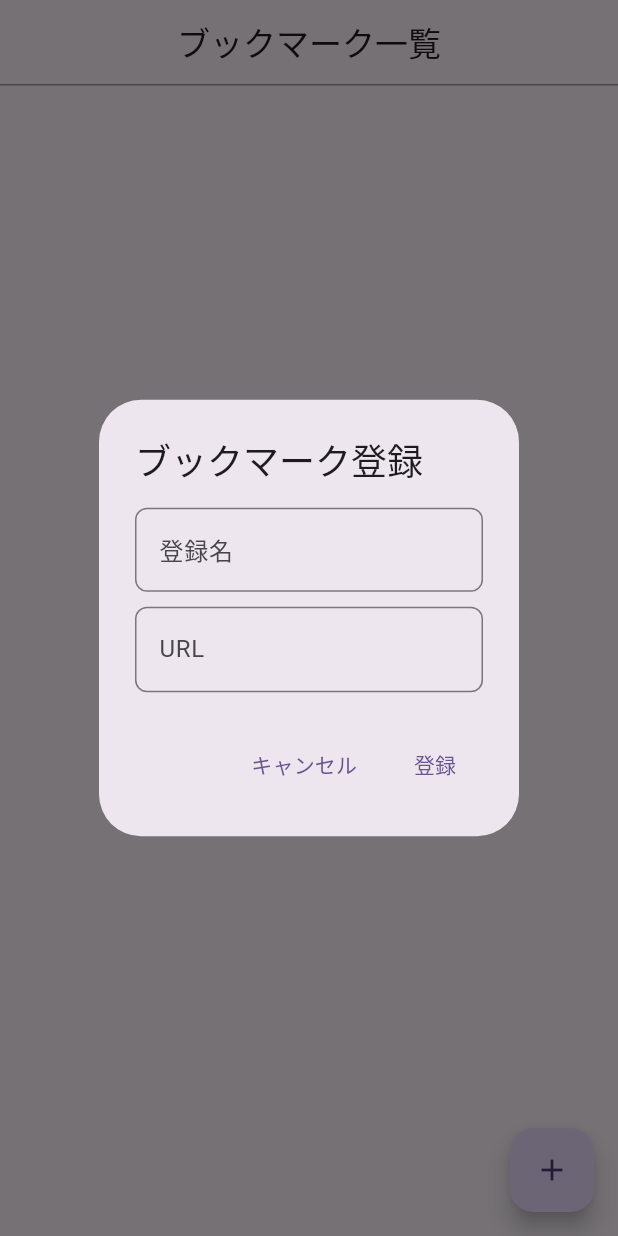
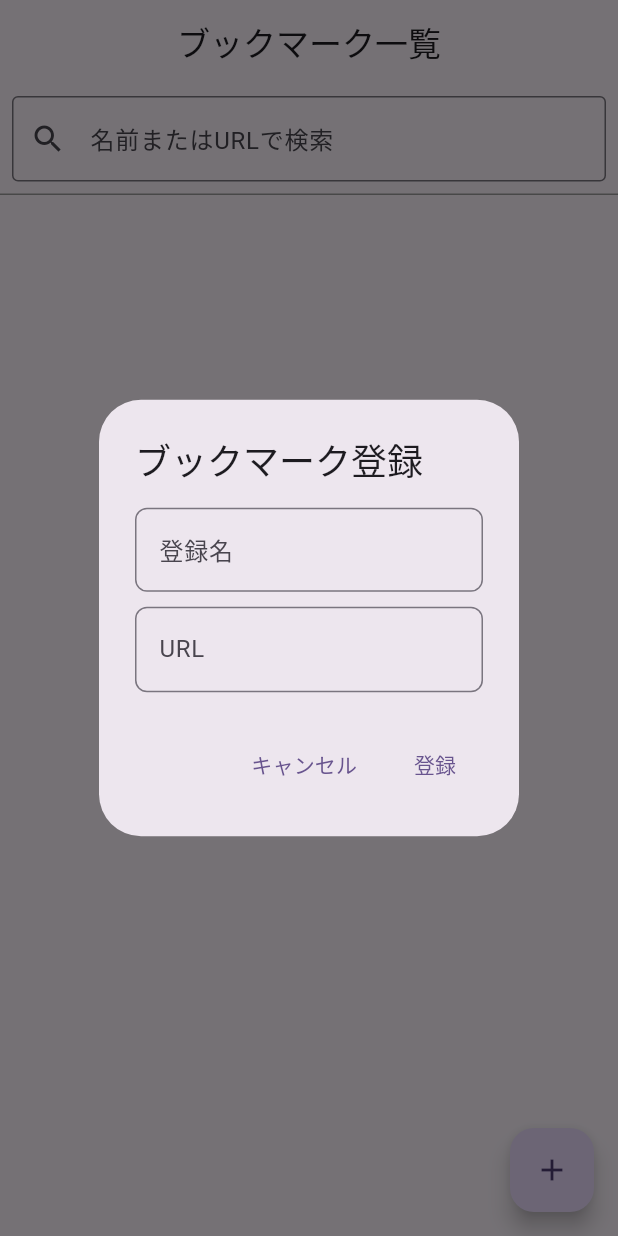
Before and after one commit to NS-kyamanaka/BrowserApp, a Flutter app: the screen it shows after launch, after a tap on the "add" icon, on a phone screen of 412 x 824 dp. Run offline on Flutter 3.47's test engine with Material 3 defaults, Android fonts, the phone set to English and light mode, and no system bars; our stand-ins replace flutter_riverpod, sqflite, webview_flutter; accounts and stored records are empty.

Commit message:
検索の実装

```diff
--- a/lib/providers/bookmark_notifier.dart
+++ b/lib/providers/bookmark_notifier.dart
@@ -39,3 +39,23 @@ final bookmarkListProvider =
       final repository = ref.watch(bookmarkRepositoryProvider);
       return BookmarkNotifier(repository);
     });
+
+final searchQueryProvider = StateProvider<String>((ref) => '');
+
+final filteredBookmarkListProvider = Provider<List<Bookmark>>((ref) {
+  final allBookmarks = ref.watch(bookmarkListProvider);
+  final query = ref.watch(searchQueryProvider).toLowerCase();
+
+  if (query.isEmpty) {
+
+    return allBookmarks;
+  } else {
+
+    return allBookmarks.where((bookmark) {
+      final name = bookmark.name.toLowerCase();
+      final url = bookmark.url.toLowerCase();
+
+      return name.contains(query) || url.contains(query);
+    }).toList();
+  }
+});
--- a/lib/screens/bookmark_list_screen.dart
+++ b/lib/screens/bookmark_list_screen.dart
@@ -4,6 +4,7 @@ import 'package:flutter_riverpod/flutter_riverpod.dart';
 import 'package:browser_app/widgets/bookmark_tile.dart';
 import 'package:browser_app/widgets/register_dialog.dart';
 import 'package:browser_app/data/models/bookmark.dart';
+import 'package:browser_app/widgets/search_input_field.dart';
 
 class BookmarkListScreen extends ConsumerWidget {
   const BookmarkListScreen({super.key});
@@ -26,11 +27,17 @@ class BookmarkListScreen extends ConsumerWidget {
 
   @override
   Widget build(BuildContext context, WidgetRef ref) {
-    final bookmarks = ref.watch(bookmarkListProvider);
+    final bookmarks = ref.watch(filteredBookmarkListProvider);
 
     return Scaffold(
       appBar: AppBar(centerTitle: true, title: const Text('ブックマーク一覧')),
-      body: Container(
+
+      body: Column(
+        children: [
+          const SearchInputField(),
+
+          Expanded(
+            child: Container(
               decoration: BoxDecoration(
                 border: Border(top: BorderSide(color: Colors.grey)),
               ),
@@ -43,12 +50,12 @@ class BookmarkListScreen extends ConsumerWidget {
                     key: ValueKey(currentBookmark.id),
                     direction: DismissDirection.endToStart,
                     onDismissed: (direction) {
-                ref.read(bookmarkListProvider.notifier).removeBookmark(currentBookmark.id!);
+                      ref
+                          .read(bookmarkListProvider.notifier)
+                          .removeBookmark(currentBookmark.id!);
                     },
                     background: Container(
-                padding: EdgeInsets.only(
-                  right: 10,
-                ),
+                      padding: EdgeInsets.only(right: 10),
                       color: Colors.red,
                       alignment: AlignmentDirectional.centerEnd,
                       child: Icon(Icons.delete, color: Colors.white),
@@ -58,6 +65,9 @@ class BookmarkListScreen extends ConsumerWidget {
                 },
               ),
             ),
+          ),
+        ],
+      ),
       floatingActionButton: FloatingActionButton(
         onPressed: () => _showRegistDialog(context, ref),
         child: const Icon(Icons.add),
--- a/lib/widgets/register_dialog.dart
+++ b/lib/widgets/register_dialog.dart
@@ -39,7 +39,6 @@ class _RegistDialogState extends State<RegistDialog> {
             url: _urlController.text,
             date: DateTime.now(),
           );
-          //await widget.onRegistApp(newBookMark);
           await widget.onRegistApp(newBookmark);
           Navigator.of(context).pop();
         },
--- /dev/null
+++ b/lib/widgets/search_input_field.dart
@@ -0,0 +1,61 @@
+import 'package:browser_app/providers/bookmark_notifier.dart';
+import 'package:flutter/material.dart';
+import 'package:flutter_riverpod/flutter_riverpod.dart';
+
+class SearchInputField extends ConsumerStatefulWidget {
+  const SearchInputField({super.key});
+
+  @override
+  ConsumerState<SearchInputField> createState() => _SearchInputFieldState();
+}
+
+class _SearchInputFieldState extends ConsumerState<SearchInputField> {
+  late final TextEditingController _controller;
+
+  @override
+  void initState() {
+    super.initState();
+    final initialQuery = ref.read(searchQueryProvider);
+    _controller = TextEditingController(text: initialQuery);
+    _controller.addListener(_onControllerChanged);
+  }
+
+  void _onControllerChanged() {
+    ref.read(searchQueryProvider.notifier).state = _controller.text;
+  }
+
+  @override
+  void dispose() {
+    _controller.removeListener(_onControllerChanged);
+    _controller.dispose();
+    super.dispose();
+  }
+
+  @override
+  Widget build(BuildContext context) {
+    final currentQuery = ref.watch(searchQueryProvider);
+
+    return Padding(
+      padding: const EdgeInsets.all(8.0),
+      child: TextField(
+        controller: _controller,
+        decoration: InputDecoration(
+          hintText: '名前またはURLで検索',
+          prefixIcon: const Icon(Icons.search),
+          suffixIcon: currentQuery.isNotEmpty
+              ? IconButton(
+                  icon: const Icon(Icons.clear),
+                  onPressed: () {
+                    _controller.clear();
+                    FocusScope.of(context).unfocus();
+                  },
+                )
+              : null,
+          border: const OutlineInputBorder(
+            borderRadius: BorderRadius.all(Radius.circular(4.0)),
+          ),
+        ),
+      ),
+    );
+  }
+}
```
Lines whose indentation alone changed are shown as unchanged.
